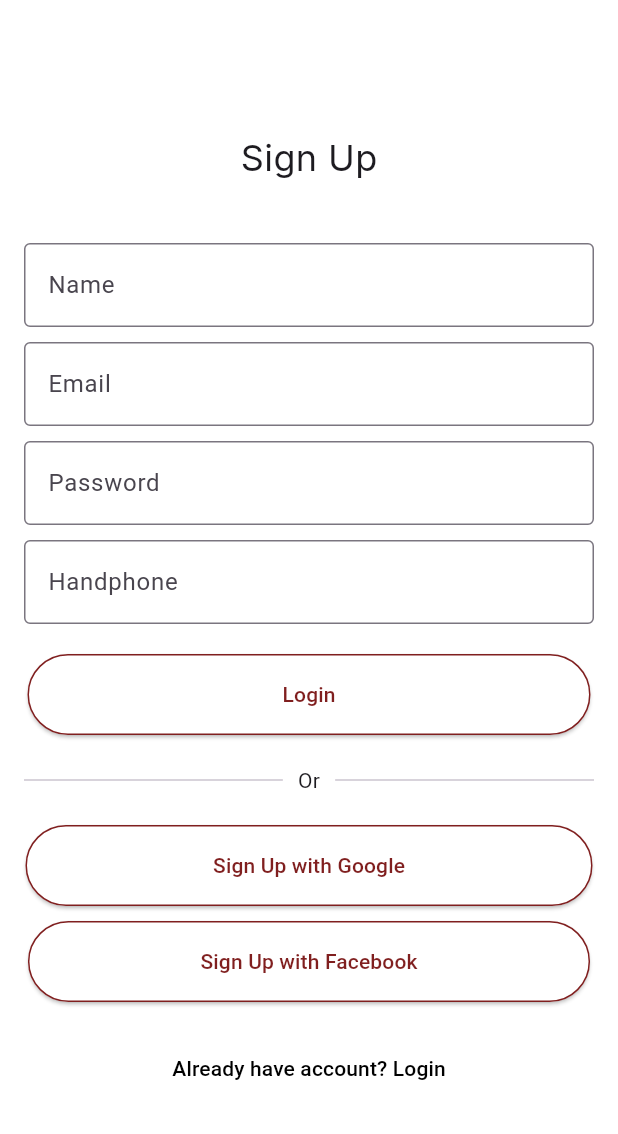
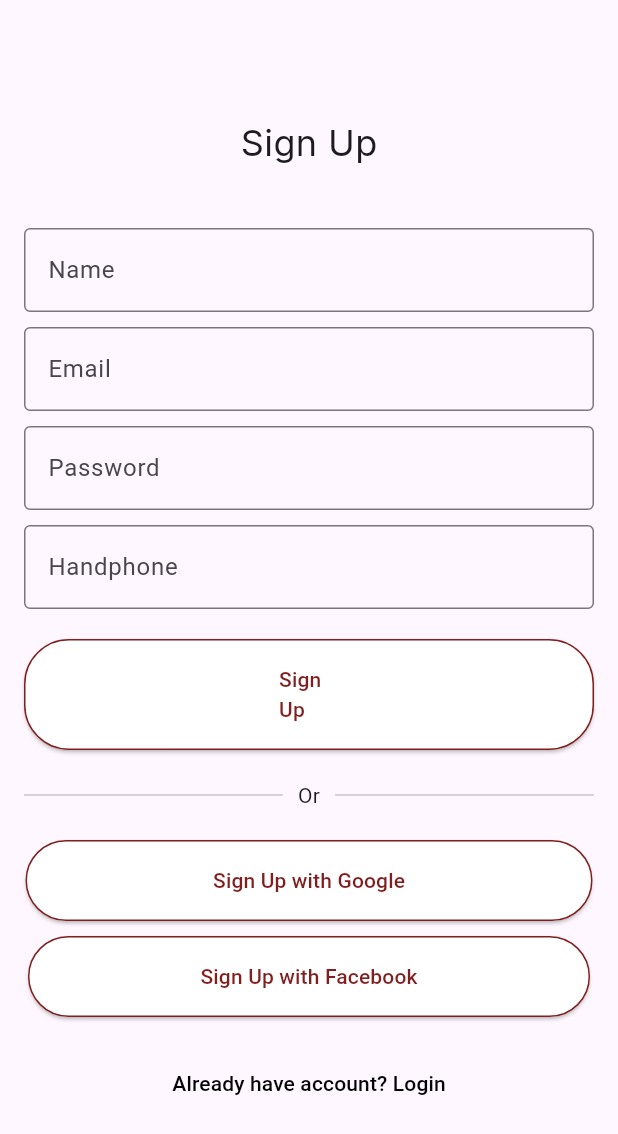
Before and after one commit to slurpiena/flutter_app_notihealth, a Flutter app: the SignUpPage screen opened directly, on a phone screen of 412 x 824 dp. Shown: the top 1134 px of the screen. Run offline on Flutter 3.47's test engine with Material 3 defaults, Android fonts, the phone set to English and light mode, and no system bars; our stand-ins replace flutter_svg, google_fonts.

Commit message:
new update sign up page

```diff
--- a/lib/autentifikasi/signuppage.dart
+++ b/lib/autentifikasi/signuppage.dart
@@ -1,5 +1,5 @@
-// ignore: file_names
 import 'package:flutter/material.dart';
+import 'package:flutter_application_notihealth/autentifikasi/registrationpage.dart';
 import 'package:google_fonts/google_fonts.dart';
 
 void main() {
@@ -24,7 +24,6 @@ class SignUpPage extends StatelessWidget {
   @override
   Widget build(BuildContext context) {
     return Scaffold(
-      backgroundColor: Colors.white,
       body: Padding(
         padding: const EdgeInsets.all(16.0),
         child: Column(
@@ -65,17 +64,22 @@ class SignUpPage extends StatelessWidget {
             ),
             const SizedBox(height: 20),
             ElevatedButton(
-              onPressed: () {},
+              onPressed: () {
+                Navigator.push(
+                  context,
+                  MaterialPageRoute(builder: (context) => RegistrationPage()),
+                );
+              },
               style: ElevatedButton.styleFrom(
                 backgroundColor: Colors.white,
-                foregroundColor: Color(0xFF801F1F),
+                foregroundColor: const Color(0xFF801F1F),
                 side: const BorderSide(color: Color(0xFF801F1F)),
                 shape: RoundedRectangleBorder(
                   borderRadius: BorderRadius.circular(30),
                 ),
                 padding: const EdgeInsets.symmetric(horizontal: 170, vertical: 17),
               ),
-              child: const Text('Login'),
+              child: const Text('Sign Up'),
             ),
             const SizedBox(height: 20),
             const Row(
@@ -93,8 +97,8 @@ class SignUpPage extends StatelessWidget {
               onPressed: () {},
               style: ElevatedButton.styleFrom(
                 backgroundColor: Colors.white,
-                foregroundColor: Color(0xFF801F1F),
-                side: BorderSide(color: Color(0xFF801F1F)),
+                foregroundColor: const Color(0xFF801F1F),
+                side: const BorderSide(color: Color(0xFF801F1F)),
                 shape: RoundedRectangleBorder(
                   borderRadius: BorderRadius.circular(30),
                 ),
@@ -107,8 +111,8 @@ class SignUpPage extends StatelessWidget {
               onPressed: () {},
               style: ElevatedButton.styleFrom(
                 backgroundColor: Colors.white,
-                foregroundColor: Color(0xFF801F1F),
-                side: BorderSide(color: Color(0xFF801F1F)),
+                foregroundColor: const Color(0xFF801F1F),
+                side: const BorderSide(color: Color(0xFF801F1F)),
                 shape: RoundedRectangleBorder(
                   borderRadius: BorderRadius.circular(30),
                 ),
```
